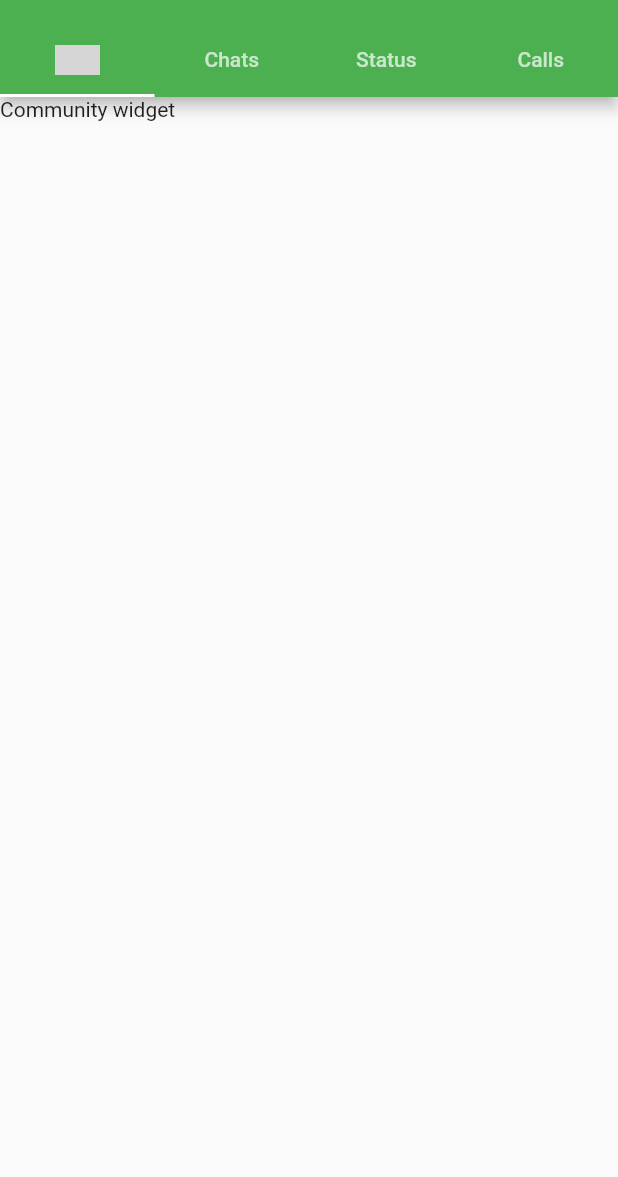
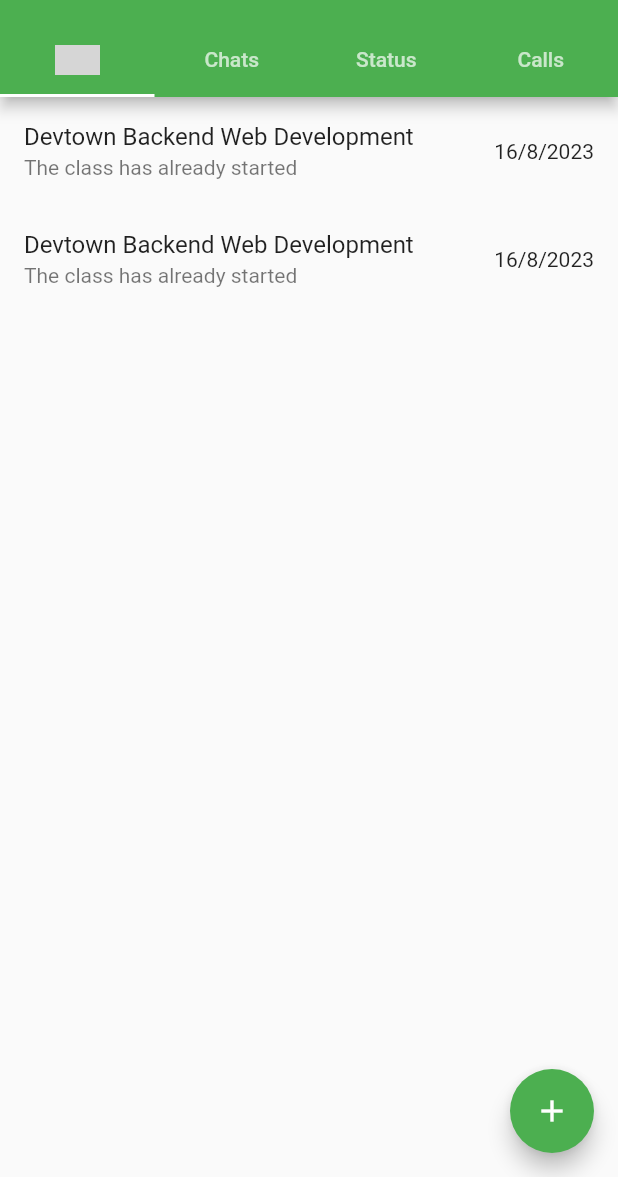
Before and after one commit to WidgetWhizz/Whatsapp_Flutter, a Flutter app: the screen it shows after launch, on a phone screen of 412 x 824 dp, the part 59-1236 px from its top. Run offline on Flutter 3.47's test engine with Material 2 defaults, Android fonts, the phone set to English and light mode, and no system bars; our stand-ins replace google_fonts; grey boxes are pictures that could not be loaded.

Commit message:
Community page completed

```diff
--- a/lib/src/features/Community.dart
+++ /dev/null
@@ -1,12 +0,0 @@
-import 'package:flutter/material.dart';
-
-class Community extends StatelessWidget {
-  const Community({super.key});
-
-  @override
-  Widget build(BuildContext context) {
-    // TODO: implement build
-    return Text("Community widget");
-  }
-
-}
--- /dev/null
+++ b/lib/src/features/community/Community.dart
@@ -0,0 +1,42 @@
+import 'package:flutter/material.dart';
+
+
+class CommunityPage extends StatefulWidget {
+  @override
+  _CommunityPageState createState() => _CommunityPageState();
+}
+
+class _CommunityPageState extends State<CommunityPage> {
+  List<Community> communities = [
+    Community(name: 'Devtown Backend Web Development', lastMessage: 'The class has already started', lastMessageDate: DateTime.parse('2023-08-16')),
+    Community(name: 'Devtown Backend Web Development', lastMessage: 'The class has already started', lastMessageDate: DateTime.parse('2023-08-16')),
+  ];
+
+  @override
+  Widget build(BuildContext context) {
+    return Scaffold(
+      body: ListView.builder(
+        itemCount: communities.length,
+        itemBuilder: (context, index) {
+          return ListTile(
+            title: Text(communities[index].name),
+            subtitle: Text(communities[index].lastMessage),
+            trailing: Text('${communities[index].lastMessageDate.day}/${communities[index].lastMessageDate.month}/${communities[index].lastMessageDate.year}'),
+          );
+        },
+      ),
+      floatingActionButton: FloatingActionButton(
+        onPressed: () {},
+        child: Icon(Icons.add),
+      ),
+    );
+  }
+}
+
+class Community {
+  final String name;
+  final String lastMessage;
+  final DateTime lastMessageDate;
+
+  Community({required this.name, required this.lastMessage, required this.lastMessageDate});
+}
--- a/lib/src/features/dashboard_page.dart
+++ b/lib/src/features/dashboard_page.dart
@@ -1,7 +1,7 @@
 import 'package:flutter/material.dart';
 import 'package:whatsapp_design/src/features/calls/Calls.dart';
 import 'package:whatsapp_design/src/features/chats/Chats.dart';
-import 'package:whatsapp_design/src/features/Community.dart';
+import 'package:whatsapp_design/src/features/community/Community.dart';
 import 'package:whatsapp_design/src/features/status/Status.dart';
 
 class DashboardPage extends StatefulWidget {
@@ -31,7 +31,7 @@ class _DashboardPageState extends State<DashboardPage> {
         body: SafeArea(
             child: TabBarView(
                 children:[
-                  Community(),
+                  CommunityPage(),
                   Chats(),
                   Status(),
                   Calls()
@@ -39,6 +39,7 @@ class _DashboardPageState extends State<DashboardPage> {
 
             )
         ),
+
     ),
       );
   }
--- a/pubspec.yaml
+++ b/pubspec.yaml
@@ -28,6 +28,9 @@ environment:
 # the latest version available on pub.dev. To see which dependencies have newer
 # versions available, run `flutter pub outdated`.
 dependencies:
+
+
+
   flutter:
     sdk: flutter
 
@@ -40,6 +43,7 @@ dependencies:
 dev_dependencies:
   flutter_test:
     sdk: flutter
+
 
   # The "flutter_lints" package below contains a set of recommended lints to
   # encourage good coding practices. The lint set provided by the package is
```
Also changed, not shown: lib/main.dart (+3 -96 lines), lib/src/features/community/community_list_item.dart (added), pubspec.lock.
